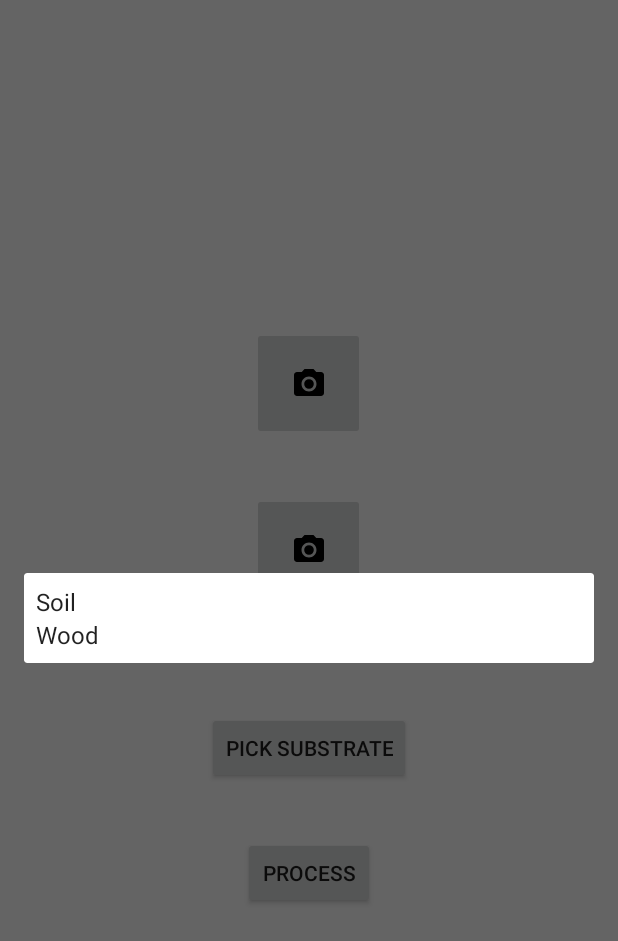
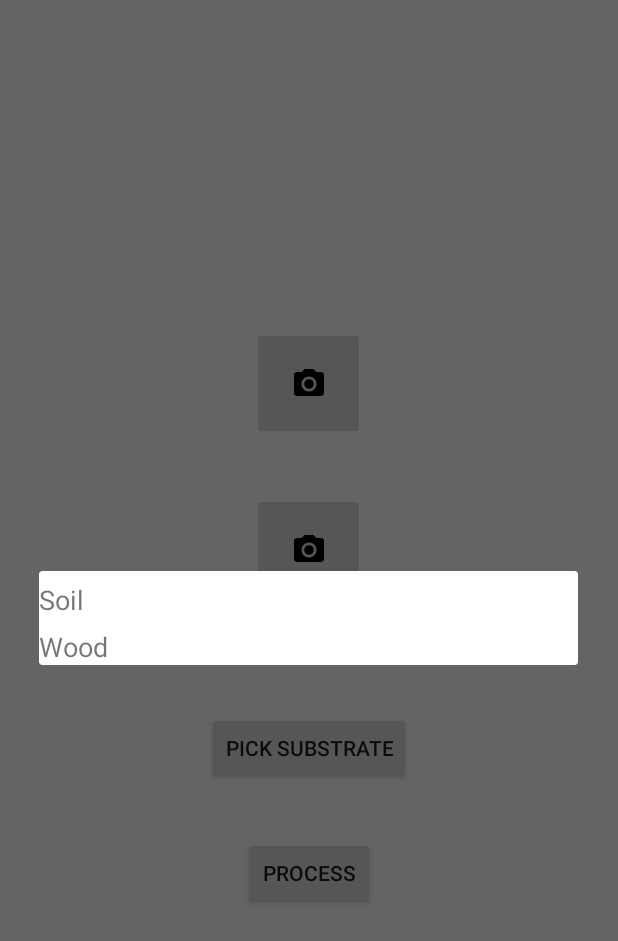
Before and after one commit to francisud/sp, an Android app: the IdentifyActivity screen opened directly, with no data from a screen before it, after a tap on "PICK SUBSTRATE", on a phone screen of 412 x 824 dp. Shown: the top 941 px of the screen. Run offline under Robolectric (Android 15) with nearby library versions, the phone set to English and light mode, and no system bars.

Commit message:
Fixed substrate picker to better implementation

```diff
--- a/SPNEW/app/src/main/java/com/example/fud/spnew/IdentifyActivity.java
+++ b/SPNEW/app/src/main/java/com/example/fud/spnew/IdentifyActivity.java
@@ -1,5 +1,6 @@
 package com.example.fud.spnew;
 
+import android.support.v4.app.DialogFragment;
 import android.content.DialogInterface;
 import android.content.Intent;
 import android.graphics.Point;
@@ -13,10 +14,9 @@ import android.support.v7.widget.Toolbar;
 import android.util.Log;
 import android.view.View;
 import android.net.Uri;
-import android.widget.ArrayAdapter;
-import android.widget.Button;
 import android.widget.ImageButton;
 import android.graphics.Bitmap;
+import android.widget.Toast;
 
 import java.io.File;
 import java.io.IOException;
@@ -24,7 +24,9 @@ import java.text.SimpleDateFormat;
 import java.util.ArrayList;
 import java.util.Date;
 
-public class IdentifyActivity extends AppCompatActivity {
+public class IdentifyActivity extends AppCompatActivity implements SubstrateFragment.SubstrateFragmentListener {
+    private ImageButton top;
+    private ImageButton bottom;
 
     //source of button click
     private String source;
@@ -32,20 +34,14 @@ public class IdentifyActivity extends AppCompatActivity {
     //for updating buttons in UI
     private Uri mCurrentPhotoPath;
 
-    //for saving the paths
+    //data
     private Uri topPhotoPath = null;
     private Uri bottomPhotoPath = null;
-
-    private ImageButton top;
-    private ImageButton bottom;
 
     private ArrayList<Point> topCoords = new ArrayList<>();
     private ArrayList<Point> bottomCoords = new ArrayList<>();
 
     private String substrate = null;
-
-    private Button spinner;
-    private ArrayAdapter<CharSequence> adapter;
 
     @Override
     protected void onCreate(Bundle savedInstanceState) {
@@ -57,12 +53,6 @@ public class IdentifyActivity extends AppCompatActivity {
         //for changing the images of the buttons
         top = (ImageButton)findViewById(R.id.imageButton2);
         bottom = (ImageButton)findViewById(R.id.imageButton4);
-
-        //for picking substrate
-        spinner = (Button) findViewById(R.id.button);
-        adapter = ArrayAdapter.createFromResource(this,
-                R.array.substrate_array, android.R.layout.simple_spinner_item);
-
     }
 
     public void createDialog(View view) {
@@ -230,17 +220,29 @@ public class IdentifyActivity extends AppCompatActivity {
 
 
     public void selectSubstrate(View view){
-        new AlertDialog.Builder(this)
-            .setAdapter(adapter, new DialogInterface.OnClickListener() {
-                public void onClick(DialogInterface dialog, int which) {
-                    spinner.setText(adapter.getItem(which));
-                    substrate = adapter.getItem(which).toString();
-                    dialog.dismiss();
-                }
-            }).create().show();
+        DialogFragment pickSubstrate = new SubstrateFragment();
+        pickSubstrate.show(getSupportFragmentManager(), "SubstrateFragment");
+    }
+
+    public void onSelect(DialogFragment dialog, int which){
+        Log.d("debug", "inside on select");
+        Log.d("debug-which", Integer.toString(which));
+        dialog.dismiss();
     }
 
     public void startProcessActivity(View view){
+        if(topPhotoPath == null && bottomPhotoPath == null){
+            Toast.makeText(IdentifyActivity.this, "Both Top Picture and Underside Picture can't be empty",
+                    Toast.LENGTH_LONG).show();
+            return;
+        }
+
+        if(substrate == null){
+            Toast.makeText(IdentifyActivity.this, "Please pick substrate",
+                    Toast.LENGTH_LONG).show();
+            return;
+        }
+
         Intent intent = new Intent(IdentifyActivity.this, ProcessActivity.class);
 
         //put top photo data
--- /dev/null
+++ b/SPNEW/app/src/main/java/com/example/fud/spnew/SubstrateFragment.java
@@ -0,0 +1,93 @@
+package com.example.fud.spnew;
+
+
+import android.app.Activity;
+import android.app.Dialog;
+import android.os.Bundle;
+import android.support.v4.app.DialogFragment;
+import android.support.v7.app.AlertDialog;
+import android.util.Log;
+import android.view.LayoutInflater;
+import android.view.View;
+import android.widget.ArrayAdapter;
+import android.widget.LinearLayout;
+import android.widget.TextView;
+
+public class SubstrateFragment extends DialogFragment {
+
+//    AlertDialog.Builder builder = new AlertDialog.Builder(this);
+//    LayoutInflater inflater = this.getLayoutInflater();
+//    View substrateView = inflater.inflate(R.layout.test_layout, null);
+//        builder.setView(substrateView);
+//
+//    final AlertDialog alertDialogObject = builder.create();
+//        alertDialogObject.show();
+//
+//        substrateView.findViewById(R.id.test).setOnClickListener(new View.OnClickListener(){
+//        public void onClick(View v){
+//            Log.d("debug", "test");
+//            alertDialogObject.cancel();
+//        }
+//    });
+
+
+
+    public interface SubstrateFragmentListener {
+        void onSelect(DialogFragment dialog, int which);
+    }
+
+    // Use this instance of the interface to deliver action events
+    SubstrateFragmentListener mListener;
+
+    // Override the Fragment.onAttach() method to instantiate the NoticeDialogListener
+    @Override
+    public void onAttach(Activity activity) {
+        super.onAttach(activity);
+        // Verify that the host activity implements the callback interface
+        try {
+            // Instantiate the NoticeDialogListener so we can send events to the host
+            mListener = (SubstrateFragmentListener) activity;
+        } catch (ClassCastException e) {
+            // The activity doesn't implement the interface, throw exception
+            throw new ClassCastException(activity.toString()
+                    + " must implement NoticeDialogListener");
+        }
+    }
+
+
+    @Override
+    public Dialog onCreateDialog(Bundle savedInstanceState) {
+
+        final ArrayAdapter<CharSequence> adapter = ArrayAdapter.createFromResource(getActivity().getApplicationContext(),
+                R.array.substrate_array, R.layout.substrate_listview);
+
+        // Build the dialog and set up the button click handlers
+        AlertDialog.Builder builder = new AlertDialog.Builder(getActivity());
+        View view = getActivity().getLayoutInflater().inflate(R.layout.substrate_listview, null);
+        LinearLayout layout = (LinearLayout)view.findViewById(R.id.layout);
+
+        TextView tv;
+        for(int i = 0; i < adapter.getCount(); i++){
+            final int id = i;
+            tv = new TextView(getActivity());
+            tv.setId(i);
+            tv.setText(adapter.getItem(i));
+            tv.setTextSize(18);
+            tv.setClickable(true);
+            tv.setPadding(0, 10, 0, 0);
+            tv.setOnClickListener(new View.OnClickListener() {
+                @Override
+                public void onClick(View v) {
+                    mListener.onSelect(SubstrateFragment.this, id);
+                }
+            });
+            layout.addView(tv);
+        }
+
+        builder.setView(view);
+
+        return builder.create();
+    }
+
+
+    }
--- /dev/null
+++ b/SPNEW/app/src/main/res/layout/substrate_listview.xml
@@ -0,0 +1,7 @@
+<?xml version="1.0" encoding="utf-8"?>
+<LinearLayout xmlns:android="http://schemas.android.com/apk/res/android"
+    android:id="@+id/layout"
+    android:layout_width="match_parent"
+    android:layout_height="match_parent"
+    android:orientation="vertical" >
+</LinearLayout>
```
